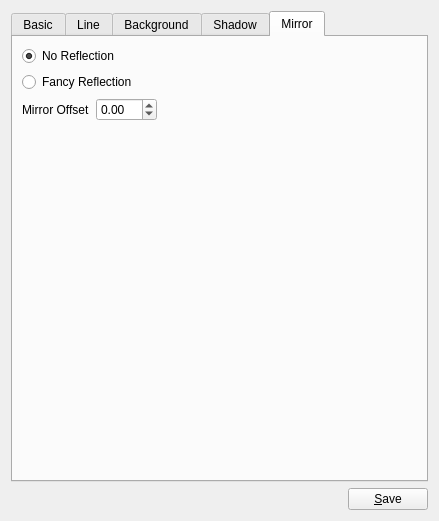
Qt form src/items/GenericItemConfig.ui (google-code-export/dviz) before a commit.
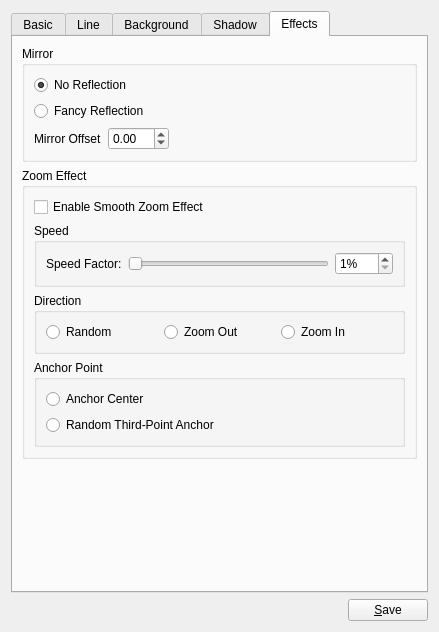
The same form after that commit. The open tabs and pages were chosen to show the change. Icons and pictures are not drawn.

Commit message: Added Image Zoom effect to Abstract Visual Item and BackgroundContent. Added translation marks 'tr()' to MainWindow and SlideEditorWindow

```diff
--- a/src/items/GenericItemConfig.ui
+++ b/src/items/GenericItemConfig.ui
@@ -7,7 +7,7 @@
     <x>0</x>
     <y>0</y>
     <width>439</width>
-    <height>521</height>
+    <height>632</height>
    </rect>
   </property>
   <property name="windowTitle">
@@ -857,49 +857,196 @@
      </widget>
      <widget class="QWidget" name="reflectionTab">
       <attribute name="title">
-       <string>Mirror</string>
+       <string>Effects</string>
       </attribute>
-      <layout class="QVBoxLayout" name="verticalLayout_12">
+      <layout class="QVBoxLayout" name="verticalLayout_20">
        <item>
-        <widget class="QRadioButton" name="reflectionNone">
-         <property name="text">
-          <string>No Reflection</string>
+        <widget class="QGroupBox" name="gbMirror">
+         <property name="title">
+          <string>Mirror</string>
          </property>
-         <property name="checked">
-          <bool>true</bool>
-         </property>
+         <layout class="QVBoxLayout" name="verticalLayout_12">
+          <item>
+           <widget class="QRadioButton" name="reflectionNone">
+            <property name="text">
+             <string>No Reflection</string>
+            </property>
+            <property name="checked">
+             <bool>true</bool>
+            </property>
+           </widget>
+          </item>
+          <item>
+           <widget class="QRadioButton" name="reflectionEnabled">
+            <property name="text">
+             <string>Fancy Reflection</string>
+            </property>
+           </widget>
+          </item>
+          <item>
+           <layout class="QHBoxLayout" name="horizontalLayout_4">
+            <item>
+             <widget class="QLabel" name="label_11">
+              <property name="text">
+               <string>Mirror Offset</string>
+              </property>
+             </widget>
+            </item>
+            <item>
+             <widget class="QDoubleSpinBox" name="mirrorOffset">
+              <property name="minimum">
+               <double>-99.989999999999995</double>
+              </property>
+              <property name="singleStep">
+               <double>0.500000000000000</double>
+              </property>
+             </widget>
+            </item>
+            <item>
+             <spacer name="horizontalSpacer">
+              <property name="orientation">
+               <enum>Qt::Horizontal</enum>
+              </property>
+              <property name="sizeHint" stdset="0">
+               <size>
+                <width>40</width>
+                <height>20</height>
+               </size>
+              </property>
+             </spacer>
+            </item>
+           </layout>
+          </item>
+         </layout>
         </widget>
        </item>
        <item>
-        <widget class="QRadioButton" name="reflectionEnabled">
-         <property name="text">
-          <string>Fancy Reflection</string>
+        <widget class="QGroupBox" name="gbZoomEffect">
+         <property name="title">
+          <string>Zoom Effect</string>
          </property>
+         <layout class="QVBoxLayout" name="verticalLayout_19">
+          <item>
+           <layout class="QHBoxLayout" name="horizontalLayout_7">
+            <item>
+             <widget class="QCheckBox" name="zoomEnabled">
+              <property name="text">
+               <string>Enable Smooth Zoom Effect</string>
+              </property>
+             </widget>
+            </item>
+           </layout>
+          </item>
+          <item>
+           <widget class="QGroupBox" name="groupBox_9">
+            <property name="title">
+             <string>Speed</string>
+            </property>
+            <layout class="QHBoxLayout" name="horizontalLayout_9">
+             <item>
+              <widget class="QLabel" name="label_8">
+               <property name="text">
+                <string>Speed Factor:</string>
+               </property>
+              </widget>
+             </item>
+             <item>
+              <widget class="QSlider" name="zoomSpeedSlider">
+               <property name="minimum">
+                <number>1</number>
+               </property>
+               <property name="maximum">
+                <number>100</number>
+               </property>
+               <property name="orientation">
+                <enum>Qt::Horizontal</enum>
+               </property>
+              </widget>
+             </item>
+             <item>
+              <widget class="QSpinBox" name="zoomSpeedBox">
+               <property name="suffix">
+                <string>%</string>
+               </property>
+               <property name="minimum">
+                <number>1</number>
+               </property>
+               <property name="maximum">
+                <number>100</number>
+               </property>
+              </widget>
+             </item>
+            </layout>
+           </widget>
+          </item>
+          <item>
+           <widget class="QGroupBox" name="groupBox_10">
+            <property name="title">
+             <string>Direction</string>
+            </property>
+            <layout class="QHBoxLayout" name="horizontalLayout_8">
+             <item>
+              <widget class="QRadioButton" name="zoomDirRandom">
+               <property name="text">
+                <string>Random</string>
+               </property>
+              </widget>
+             </item>
+             <item>
+              <widget class="QRadioButton" name="zoomDirOut">
+               <property name="text">
+                <string>Zoom Out</string>
+               </property>
+              </widget>
+             </item>
+             <item>
+              <widget class="QRadioButton" name="zoomDirIn">
+               <property name="text">
+                <string>Zoom In</string>
+               </property>
+              </widget>
+             </item>
+            </layout>
+           </widget>
+          </item>
+          <item>
+           <widget class="QGroupBox" name="groupBox_11">
+            <property name="title">
+             <string>Anchor Point</string>
+            </property>
+            <layout class="QVBoxLayout" name="verticalLayout_21">
+             <item>
+              <widget class="QRadioButton" name="anchorCenter">
+               <property name="text">
+                <string>Anchor Center</string>
+               </property>
+              </widget>
+             </item>
+             <item>
+              <widget class="QRadioButton" name="anchorRandom">
+               <property name="text">
+                <string>Random Third-Point Anchor</string>
+               </property>
+              </widget>
+             </item>
+            </layout>
+           </widget>
+          </item>
+         </layout>
         </widget>
        </item>
        <item>
-        <layout class="QFormLayout" name="formLayout_3">
-         <property name="fieldGrowthPolicy">
-          <enum>QFormLayout::ExpandingFieldsGrow</enum>
+        <spacer name="verticalSpacer_5">
+         <property name="orientation">
+          <enum>Qt::Vertical</enum>
          </property>
-         <item row="0" column="0">
-          <widget class="QLabel" name="label_11">
-           <property name="text">
-            <string>Mirror Offset</string>
-           </property>
-          </widget>
-         </item>
-         <item row="0" column="1">
-          <widget class="QDoubleSpinBox" name="mirrorOffset">
-           <property name="minimum">
-            <double>-99.989999999999995</double>
-           </property>
-           <property name="singleStep">
-            <double>0.500000000000000</double>
-           </property>
-          </widget>
-         </item>
-        </layout>
+         <property name="sizeHint" stdset="0">
+          <size>
+           <width>20</width>
+           <height>40</height>
+          </size>
+         </property>
+        </spacer>
        </item>
       </layout>
      </widget>
```
Left out of the diff: 237 changed lines with no effect on the pictures. The commit also changes 17 other files.
